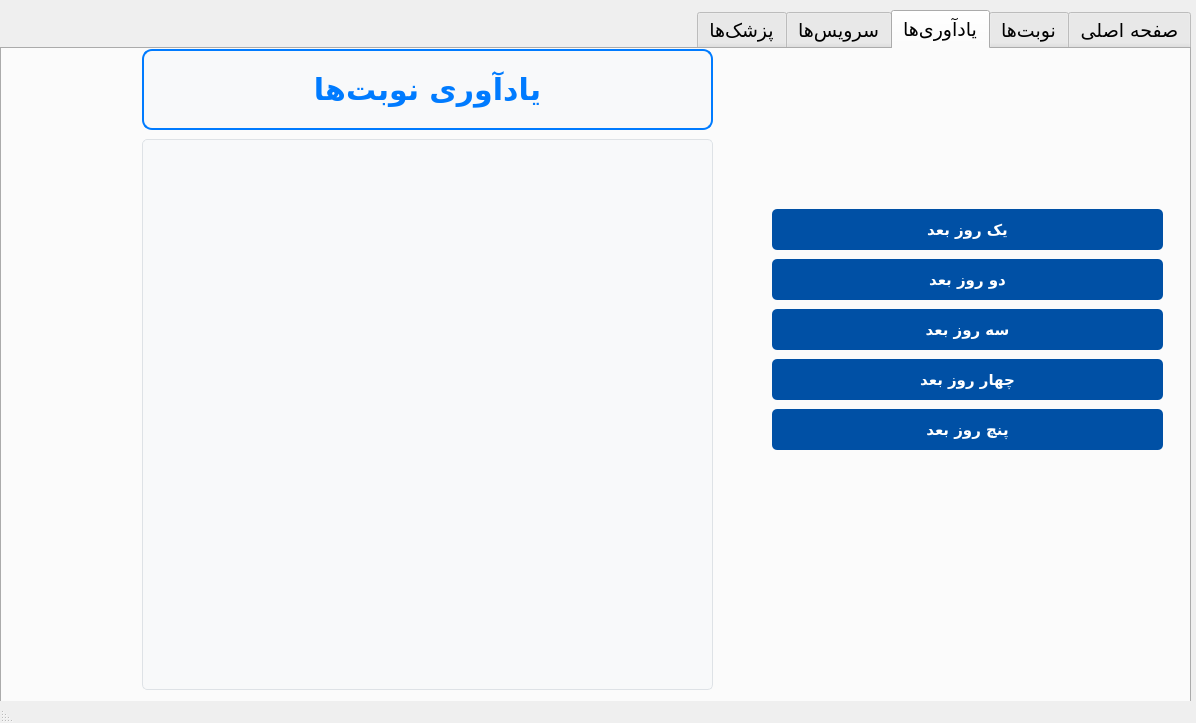
The window that resources/ui_design/main.ui (akhalili-me/Clinic-management-pyqt5) describes before a commit, drawn with Qt 5.
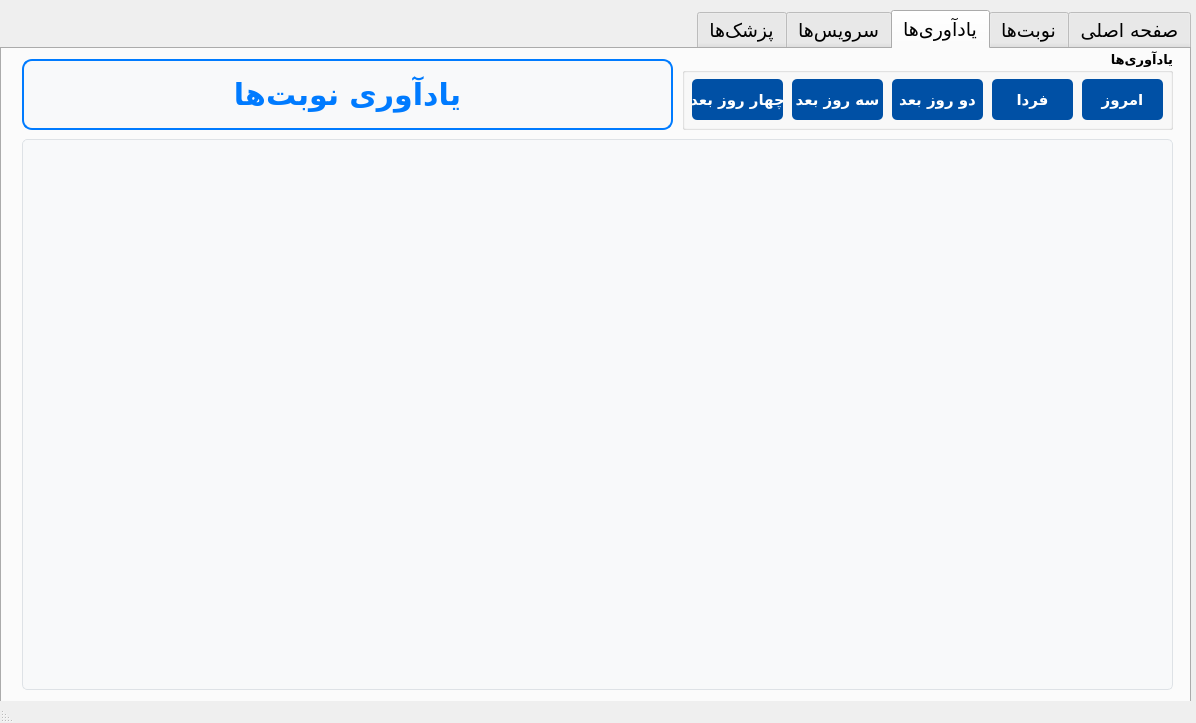
The same window after the commit. The open tabs and pages were chosen to show the change.

Diff of the .ui file:
```diff
--- a/resources/ui_design/main.ui
+++ b/resources/ui_design/main.ui
@@ -1107,9 +1107,9 @@
      <widget class="QListWidget" name="remainderAppointments_lst">
       <property name="geometry">
        <rect>
-        <x>140</x>
+        <x>20</x>
         <y>90</y>
-        <width>571</width>
+        <width>1151</width>
         <height>551</height>
        </rect>
       </property>
@@ -1185,12 +1185,89 @@
 </string>
       </property>
      </widget>
+     <widget class="QLabel" name="label_9">
+      <property name="geometry">
+       <rect>
+        <x>20</x>
+        <y>10</y>
+        <width>651</width>
+        <height>71</height>
+       </rect>
+      </property>
+      <property name="font">
+       <font>
+        <family>A Rezvan-fat,sans-serif</family>
+        <pointsize>-1</pointsize>
+        <weight>75</weight>
+        <bold>true</bold>
+       </font>
+      </property>
+      <property name="layoutDirection">
+       <enum>Qt::RightToLeft</enum>
+      </property>
+      <property name="autoFillBackground">
+       <bool>false</bool>
+      </property>
+      <property name="styleSheet">
+       <string notr="true">/* Basic styling for the company name label */
+QLabel {
+    color: #007bff; /* Bootstrap primary blue text color */
+    font-family: 'A Rezvan-fat', sans-serif; /* Font family */
+    font-size: 30px; /* Larger font size for prominence */
+    font-weight: bold; /* Bold text */
+    padding: 10px; /* Padding around the text */
+    border: 2px solid #007bff; /* Optional: Border with the same blue color */
+    border-radius: 10px; /* Rounded corners */
+    background-color: #f8f9fa; /* Light grey background to make it stand out */
+    text-align: center; /* Center-align the text */
+}
+
+/* Hover effect */
+QLabe:hover {
+    color: #0056b3; /* Darker blue on hover */
+    border-color: #0056b3; /* Match border color on hover */
+}
+</string>
+      </property>
+      <property name="text">
+       <string>یادآوری نوبت‌ها</string>
+      </property>
+      <property name="alignment">
+       <set>Qt::AlignCenter</set>
+      </property>
+     </widget>
+     <widget class="QGroupBox" name="groupBox_7">
+      <property name="geometry">
+       <rect>
+        <x>680</x>
+        <y>0</y>
+        <width>491</width>
+        <height>81</height>
+       </rect>
+      </property>
+      <property name="font">
+       <font>
+        <family>Vazirmatn Black</family>
+        <pointsize>10</pointsize>
+        <weight>75</weight>
+        <bold>true</bold>
+       </font>
+      </property>
+      <property name="layoutDirection">
+       <enum>Qt::LeftToRight</enum>
+      </property>
+      <property name="title">
+       <string>یادآوری‌ها</string>
+      </property>
+      <property name="alignment">
+       <set>Qt::AlignRight|Qt::AlignTrailing|Qt::AlignVCenter</set>
+      </property>
      <widget class="QPushButton" name="oneDaySearch_btn">
       <property name="geometry">
        <rect>
-        <x>770</x>
-        <y>160</y>
-        <width>391</width>
+         <x>400</x>
+         <y>30</y>
+         <width>81</width>
         <height>41</height>
        </rect>
       </property>
@@ -1227,60 +1304,15 @@
 </string>
       </property>
       <property name="text">
-       <string>یک روز بعد</string>
-      </property>
-     </widget>
-     <widget class="QPushButton" name="twoDaySearch_btn">
-      <property name="geometry">
-       <rect>
-        <x>770</x>
-        <y>210</y>
-        <width>391</width>
-        <height>41</height>
-       </rect>
-      </property>
-      <property name="font">
-       <font>
-        <family>Vazirmatn,sans-serif</family>
-        <pointsize>-1</pointsize>
-        <weight>75</weight>
-        <bold>true</bold>
-        <underline>false</underline>
-        <strikeout>false</strikeout>
-       </font>
-      </property>
-      <property name="styleSheet">
-       <string notr="true">QPushButton {
-    background-color: #0050a5; /* Bootstrap primary blue */
-    color: white; /* White text */
-    border: none;
-    border-radius: 5px; /* Rounded corners */
-    font-size: 15px; /* Font size */
-    font-weight: bold; /* Bold text */
-    text-align: center;
-    text-decoration: none;
-    font-family: 'Vazirmatn', sans-serif; /* Font family */
-}
-
-QPushButton:hover {
-    background-color: #0056b3; /* Darker blue on hover */
-}
-
-QPushButton:pressed {
-    background-color: #004085; /* Even darker blue on press */
-}
-</string>
-      </property>
-      <property name="text">
-       <string>دو روز بعد</string>
+        <string>امروز</string>
       </property>
      </widget>
      <widget class="QPushButton" name="fiveDaySearch_btn">
       <property name="geometry">
        <rect>
-        <x>770</x>
-        <y>360</y>
-        <width>391</width>
+         <x>10</x>
+         <y>30</y>
+         <width>91</width>
         <height>41</height>
        </rect>
       </property>
@@ -1317,15 +1349,15 @@
 </string>
       </property>
       <property name="text">
-       <string>پنچ روز بعد</string>
+        <string>چهار روز بعد</string>
       </property>
      </widget>
      <widget class="QPushButton" name="threeDaySearch_btn">
       <property name="geometry">
        <rect>
-        <x>770</x>
-        <y>260</y>
-        <width>391</width>
+         <x>210</x>
+         <y>30</y>
+         <width>91</width>
         <height>41</height>
        </rect>
       </property>
@@ -1362,15 +1394,15 @@
 </string>
       </property>
       <property name="text">
-       <string>سه روز بعد</string>
+        <string>دو روز بعد</string>
       </property>
      </widget>
      <widget class="QPushButton" name="fourDaySearch_btn">
       <property name="geometry">
        <rect>
-        <x>770</x>
-        <y>310</y>
-        <width>391</width>
+         <x>110</x>
+         <y>30</y>
+         <width>91</width>
         <height>41</height>
        </rect>
       </property>
@@ -1407,59 +1439,54 @@
 </string>
       </property>
       <property name="text">
-       <string>چهار روز بعد</string>
-      </property>
-     </widget>
-     <widget class="QLabel" name="label_9">
+        <string>سه روز بعد</string>
+       </property>
+      </widget>
+      <widget class="QPushButton" name="twoDaySearch_btn">
       <property name="geometry">
        <rect>
-        <x>140</x>
-        <y>0</y>
-        <width>571</width>
-        <height>81</height>
+         <x>310</x>
+         <y>30</y>
+         <width>81</width>
+         <height>41</height>
        </rect>
       </property>
       <property name="font">
        <font>
-        <family>A Rezvan-fat,sans-serif</family>
+         <family>Vazirmatn,sans-serif</family>
         <pointsize>-1</pointsize>
         <weight>75</weight>
         <bold>true</bold>
-       </font>
-      </property>
-      <property name="layoutDirection">
-       <enum>Qt::RightToLeft</enum>
-      </property>
-      <property name="autoFillBackground">
-       <bool>false</bool>
-      </property>
+         <underline>false</underline>
+         <strikeout>false</strikeout>
+        </font>
+       </property>
       <property name="styleSheet">
-       <string notr="true">/* Basic styling for the company name label */
-QLabel {
-    color: #007bff; /* Bootstrap primary blue text color */
-    font-family: 'A Rezvan-fat', sans-serif; /* Font family */
-    font-size: 30px; /* Larger font size for prominence */
+        <string notr="true">QPushButton {
+    background-color: #0050a5; /* Bootstrap primary blue */
+    color: white; /* White text */
+    border: none;
+    border-radius: 5px; /* Rounded corners */
+    font-size: 15px; /* Font size */
     font-weight: bold; /* Bold text */
-    padding: 10px; /* Padding around the text */
-    border: 2px solid #007bff; /* Optional: Border with the same blue color */
-    border-radius: 10px; /* Rounded corners */
-    background-color: #f8f9fa; /* Light grey background to make it stand out */
-    text-align: center; /* Center-align the text */
+    text-align: center;
+    text-decoration: none;
+    font-family: 'Vazirmatn', sans-serif; /* Font family */
 }
 
-/* Hover effect */
-QLabe:hover {
-    color: #0056b3; /* Darker blue on hover */
-    border-color: #0056b3; /* Match border color on hover */
+QPushButton:hover {
+    background-color: #0056b3; /* Darker blue on hover */
+}
+
+QPushButton:pressed {
+    background-color: #004085; /* Even darker blue on press */
 }
 </string>
       </property>
       <property name="text">
-       <string>یادآوری نوبت‌ها</string>
-      </property>
-      <property name="alignment">
-       <set>Qt::AlignCenter</set>
-      </property>
+        <string>فردا</string>
+       </property>
+      </widget>
      </widget>
     </widget>
     <widget class="QWidget" name="services_tab">
```
Left out of the diff: 101 changed lines with no effect on the pictures. Lines whose indentation alone changed are shown as unchanged.
